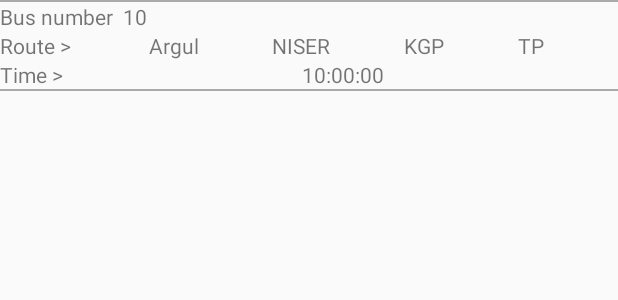
After one commit to prakharag28597/FireBase1, an Android app: the layout listview.xml on its own in the app's theme, with its tools: preview values and no code run, on a phone screen of 412 x 824 dp. The commit adds this screen. Shown: the top 300 px of the screen. Run offline under Robolectric (Android 15) with nearby library versions, the phone set to English and light mode, and no system bars.

Commit message:
custom textview added

```diff
--- /dev/null
+++ b/app/src/main/java/prakhar/firebase1/BusListAdapter.java
@@ -0,0 +1 @@
+package prakhar.firebase1;
--- /dev/null
+++ b/app/src/main/res/layout/listview.xml
@@ -0,0 +1,83 @@
+<?xml version="1.0" encoding="utf-8"?>
+<LinearLayout xmlns:android="http://schemas.android.com/apk/res/android"
+    android:orientation="vertical" android:layout_width="match_parent"
+    android:layout_height="match_parent">
+    <View
+        android:layout_width="match_parent"
+        android:layout_height="1dp"
+        android:background="@android:color/darker_gray"/>
+
+    <LinearLayout
+        android:layout_width="wrap_content"
+        android:layout_height="wrap_content"
+        android:orientation="horizontal">
+        <TextView
+            android:layout_width="wrap_content"
+            android:layout_height="wrap_content"
+            android:text="Bus number  "/>
+        <TextView
+            android:layout_width="wrap_content"
+            android:layout_height="wrap_content"
+            android:id="@+id/bus_number_text"
+            android:text="10"/>
+    </LinearLayout>
+    <LinearLayout
+        android:layout_width="match_parent"
+        android:layout_height="wrap_content"
+        android:orientation="horizontal"
+        android:weightSum="5">
+        <TextView
+            android:layout_width="wrap_content"
+            android:layout_height="wrap_content"
+            android:text="Route > "
+            android:layout_weight="1"/>
+        <TextView
+            android:layout_width="wrap_content"
+            android:layout_height="wrap_content"
+            android:id="@+id/from_text"
+            android:layout_weight="1"
+            android:text="Argul"/>
+        <TextView
+            android:layout_width="wrap_content"
+            android:layout_height="wrap_content"
+            android:id="@+id/via1_text"
+            android:layout_weight="1"
+            android:text="NISER"/>
+        <TextView
+            android:layout_width="wrap_content"
+            android:layout_height="wrap_content"
+            android:layout_weight="1"
+            android:id="@+id/via2_text"
+            android:text="KGP"/>
+        <TextView
+            android:layout_width="wrap_content"
+            android:layout_height="wrap_content"
+            android:layout_weight="1"
+            android:id="@+id/end_text"
+            android:text="TP"/>
+
+    </LinearLayout>
+    <LinearLayout
+        android:layout_width="match_parent"
+        android:layout_height="wrap_content"
+        android:orientation="horizontal"
+        android:weightSum="2">
+        <TextView
+            android:layout_width="wrap_content"
+            android:layout_height="wrap_content"
+            android:text="Time > "
+            android:layout_weight="1"/>
+        <TextView
+            android:layout_width="wrap_content"
+            android:layout_height="wrap_content"
+            android:id="@+id/time_text"
+            android:layout_weight="1"
+            android:text="10:00:00"/>
+
+    </LinearLayout>
+    <View
+        android:layout_width="match_parent"
+        android:layout_height="1dp"
+        android:background="@android:color/darker_gray"/>
+
+</LinearLayout>
```
Also changed, not shown: app/src/main/java/prakhar/firebase1/BusDataClass.java (added, +24 -0 lines), app/src/main/java/prakhar/firebase1/MainActivity.java (+52 -16 lines), app/src/main/res/layout/bus.xml (+14 -1 lines).
